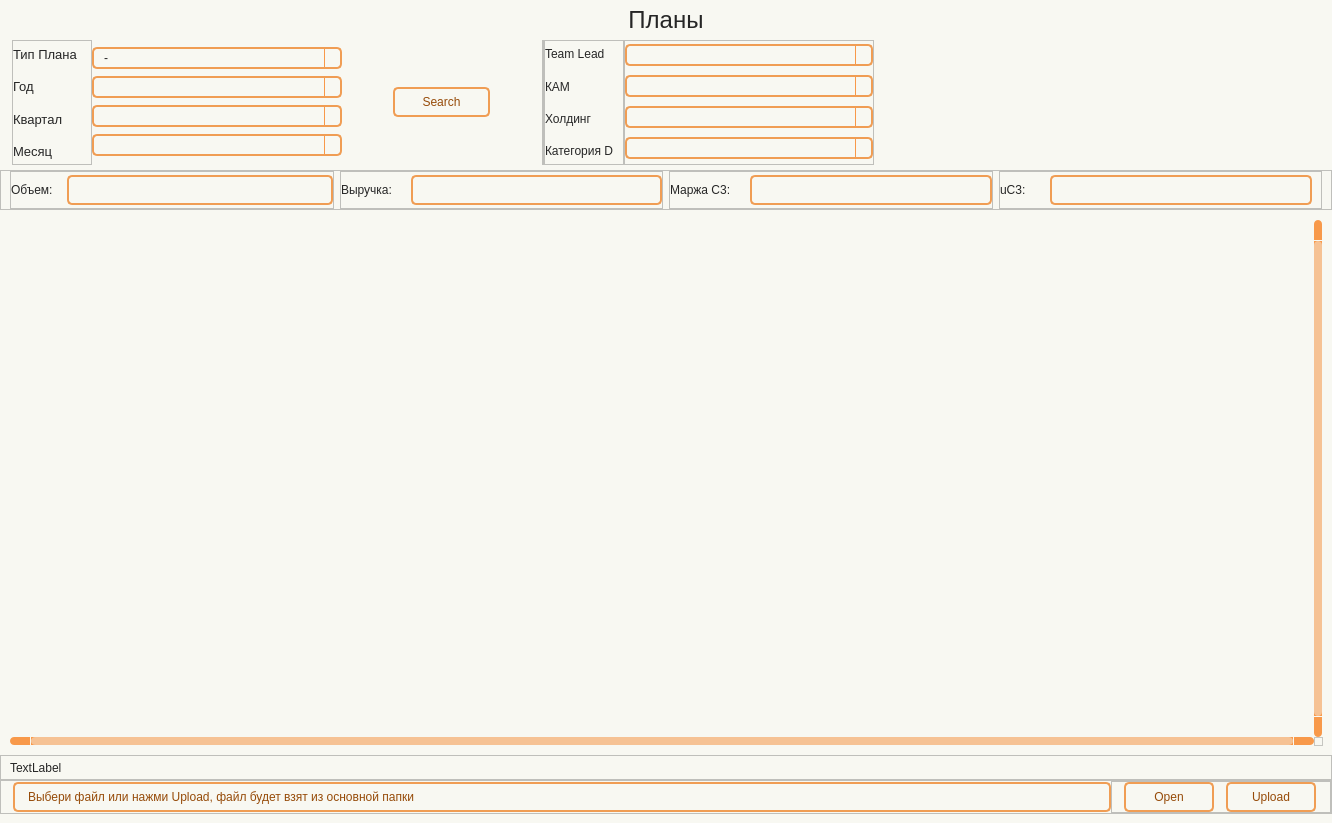
Masik84/Daily_Report_QT, file wind/pages/plans.ui: the form before one commit.
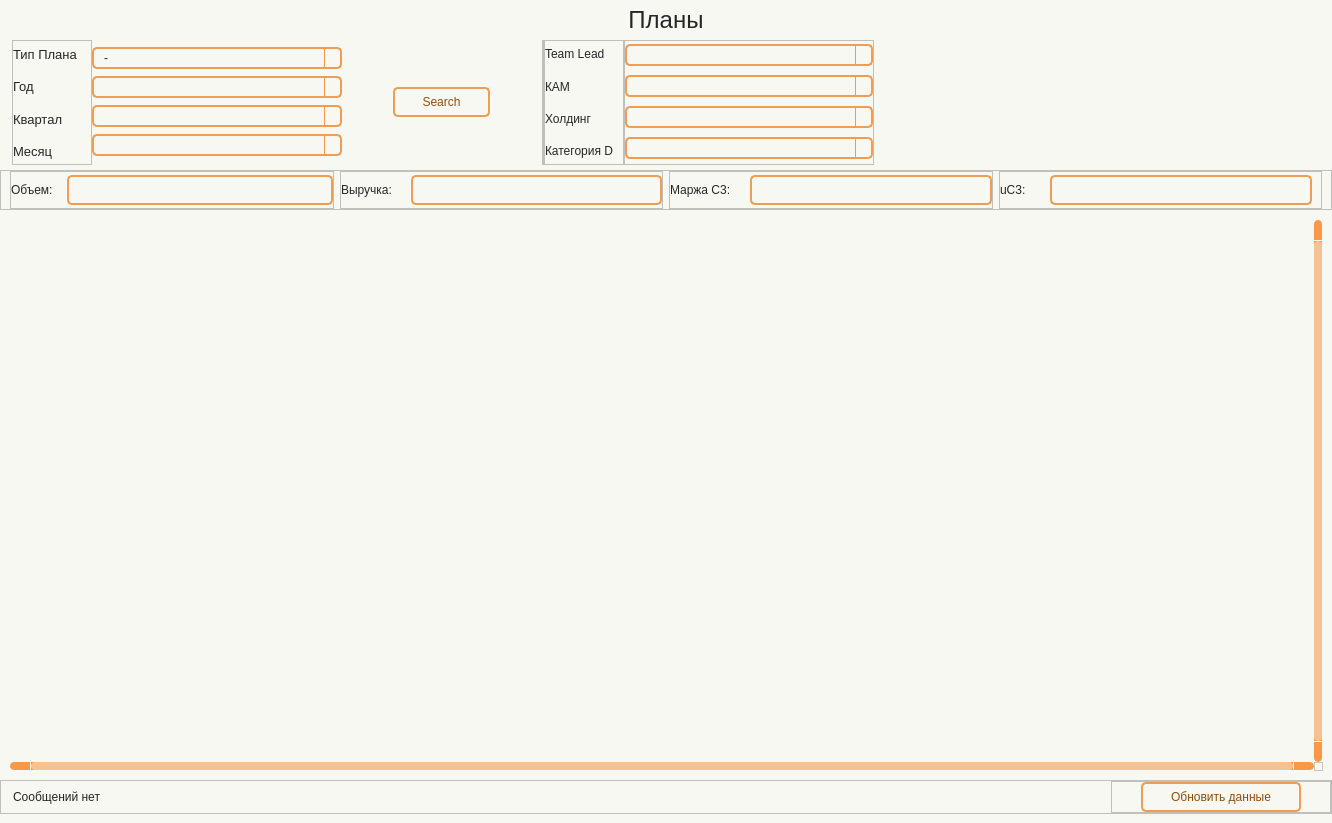
The form after the commit. Icons and pictures are not drawn.

Patch:
```diff
--- a/wind/pages/plans.ui
+++ b/wind/pages/plans.ui
@@ -1396,40 +1396,6 @@
         </attribute>
        </widget>
       </item>
-      <item>
-       <widget class="QFrame" name="frame_8">
-        <property name="minimumSize">
-         <size>
-          <width>0</width>
-          <height>25</height>
-         </size>
-        </property>
-        <property name="frameShape">
-         <enum>QFrame::Shape::StyledPanel</enum>
-        </property>
-        <property name="frameShadow">
-         <enum>QFrame::Shadow::Raised</enum>
-        </property>
-        <layout class="QHBoxLayout" name="horizontalLayout_11">
-         <property name="spacing">
-          <number>0</number>
-         </property>
-         <property name="topMargin">
-          <number>0</number>
-         </property>
-         <property name="bottomMargin">
-          <number>0</number>
-         </property>
-         <item>
-          <widget class="QLabel" name="label_msg">
-           <property name="text">
-            <string>TextLabel</string>
-           </property>
-          </widget>
-         </item>
-        </layout>
-       </widget>
-      </item>
       <item>
        <widget class="QFrame" name="frame_9">
         <property name="frameShape">
@@ -1455,31 +1421,9 @@
           <number>0</number>
          </property>
          <item>
-          <widget class="QLabel" name="label_plan_File">
-           <property name="minimumSize">
-            <size>
-             <width>0</width>
-             <height>30</height>
-            </size>
-           </property>
-           <property name="maximumSize">
-            <size>
-             <width>16777215</width>
-             <height>30</height>
-            </size>
-           </property>
-           <property name="styleSheet">
-            <string notr="true">QLabel {
-	background-color: #f8f8f2;
-	border-radius: 5px;
-	border: 2px solid #f09d54;
-	padding-left: 10px;
-	color: #964b09;
-	font: 10pt &quot;Tahoma&quot;;
-}</string>
-           </property>
+          <widget class="QLabel" name="label_msg">
            <property name="text">
-            <string>Выбери файл или нажми Upload, файл будет взят из основной папки</string>
+            <string>Сообщений нет</string>
            </property>
           </widget>
          </item>
@@ -1519,45 +1463,22 @@
             <property name="bottomMargin">
              <number>0</number>
             </property>
-            <item>
-             <widget class="QPushButton" name="btn_open_file">
-              <property name="minimumSize">
-               <size>
-                <width>90</width>
-                <height>30</height>
-               </size>
-              </property>
-              <property name="maximumSize">
-               <size>
-                <width>90</width>
-                <height>16777215</height>
-               </size>
-              </property>
-              <property name="text">
-               <string>Open</string>
-              </property>
-              <property name="icon">
-               <iconset resource="../resource.qrc">
-                <normaloff>:/icon/icon/folder — копия — копия.svg</normaloff>:/icon/icon/folder — копия — копия.svg</iconset>
-              </property>
-             </widget>
-            </item>
             <item>
              <widget class="QPushButton" name="btn_upload_file">
               <property name="minimumSize">
                <size>
-                <width>90</width>
+                <width>160</width>
                 <height>30</height>
                </size>
               </property>
               <property name="maximumSize">
                <size>
-                <width>90</width>
+                <width>160</width>
                 <height>16777215</height>
                </size>
               </property>
               <property name="text">
-               <string>Upload</string>
+               <string>Обновить данные</string>
               </property>
               <property name="icon">
                <iconset resource="../resource.qrc">
```
Left out of the diff: 2 changed lines with no effect on the pictures.
